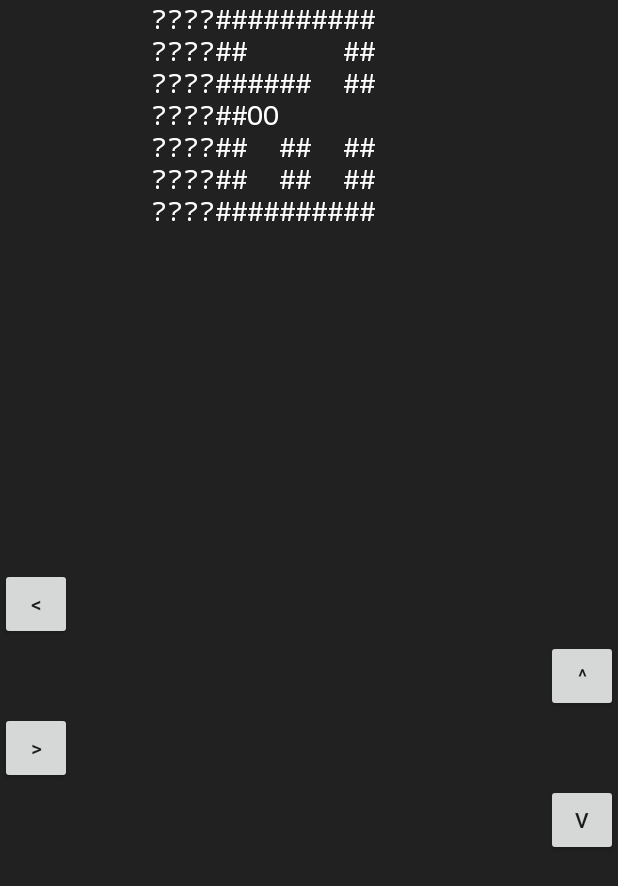
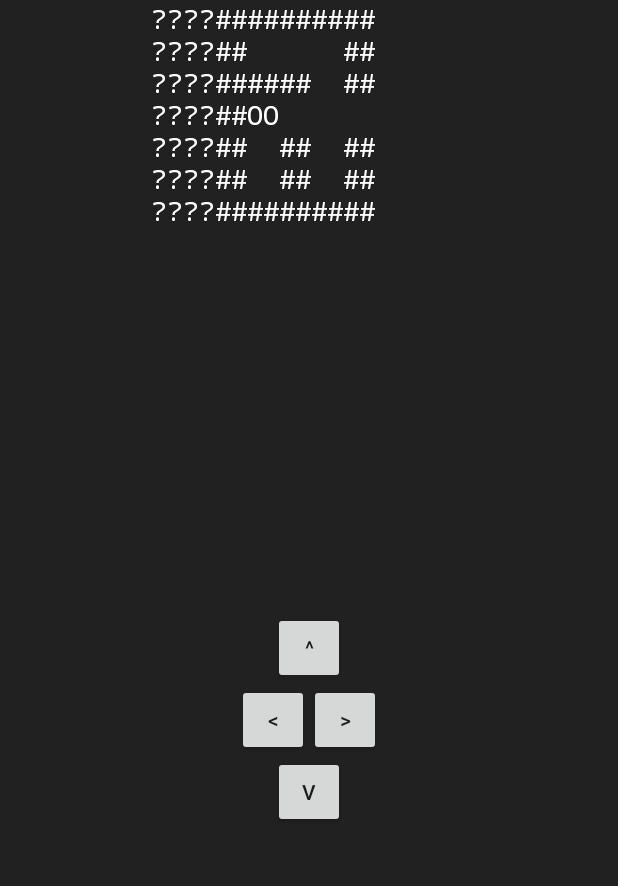
Before and after one commit to clockworkrage/android-project, an Android app: the GameActivity screen opened directly, with no data from a screen before it, on a phone screen of 412 x 824 dp. Shown: the top 886 px of the screen. Run offline under Robolectric (Android 15) with nearby library versions, the phone set to English and light mode, and no system bars.

Commit message:
changed buttons position in game

```diff
--- a/app/src/main/res/layout/activity_game.xml
+++ b/app/src/main/res/layout/activity_game.xml
@@ -16,19 +16,24 @@
         style="?android:attr/buttonStyleSmall"
         android:layout_width="wrap_content"
         android:layout_height="wrap_content"
-        android:text="@string/button_left"
-        android:onClick="onClickLeft"
-        android:id="@+id/button3" />
+        android:text="@string/button_top"
+        android:id="@+id/button"
+        android:onClick="onClickTop"
+        android:layout_gravity="center_horizontal" />
 
+    <TableLayout xmlns:android="http://schemas.android.com/apk/res/android"
+        android:layout_width="wrap_content"
+        android:layout_height="wrap_content"
+        android:layout_gravity="center_horizontal">
+
+        <TableRow>
             <Button
                 style="?android:attr/buttonStyleSmall"
                 android:layout_width="wrap_content"
                 android:layout_height="wrap_content"
-        android:text="@string/button_top"
-        android:id="@+id/button"
-        android:onClick="onClickTop"
-        android:layout_gravity="right" />
-
+                android:text="@string/button_left"
+                android:onClick="onClickLeft"
+                android:id="@+id/button3" />
             <Button
                 style="?android:attr/buttonStyleSmall"
                 android:layout_width="wrap_content"
@@ -37,6 +42,9 @@
                 android:onClick="onClickRight"
                 android:id="@+id/button4" />
 
+        </TableRow>
+    </TableLayout>
+
     <Button
         style="?android:attr/buttonStyleSmall"
         android:layout_width="wrap_content"
@@ -44,6 +52,6 @@
         android:text="@string/button_bottom"
         android:id="@+id/button2"
         android:onClick="onClickBottom"
-        android:layout_gravity="right" />
+        android:layout_gravity="center_horizontal" />
 
 </LinearLayout>
```
Lines whose indentation alone changed are shown as unchanged.
